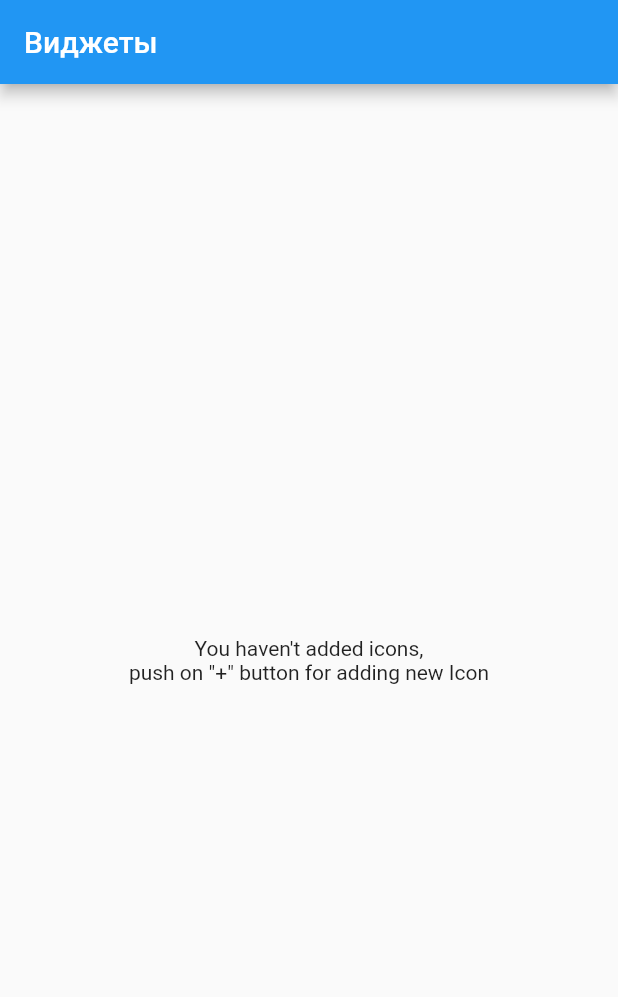
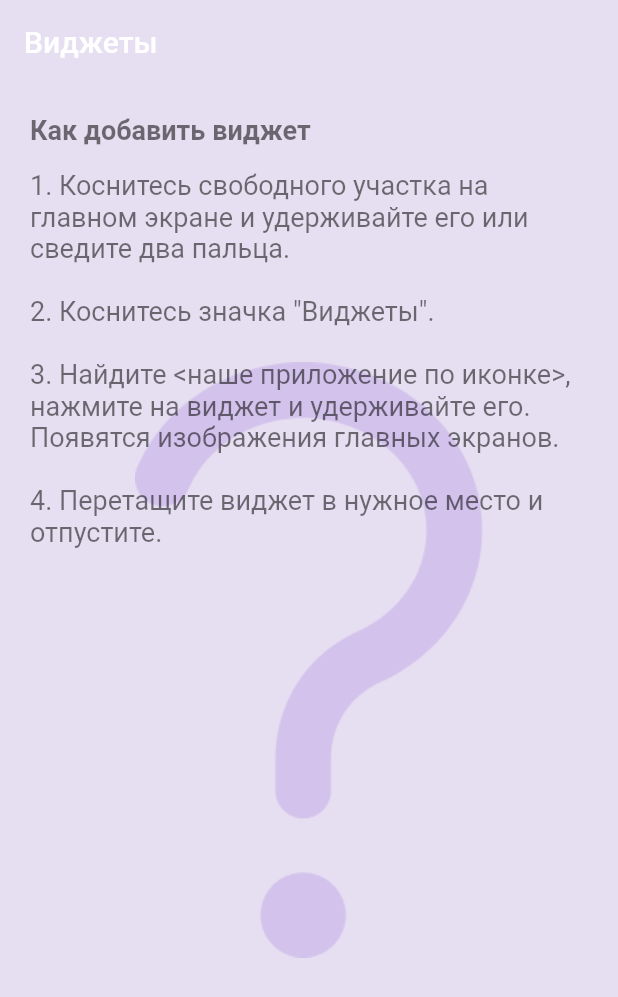
Before and after one commit to agaDeonix/flutter_widget_icon, a Flutter app: the screen it shows after launch, on a phone screen of 412 x 824 dp. Shown: the top 997 px of the screen. Run offline on Flutter 3.47's test engine with Material 2 defaults, Android fonts, the phone set to English and light mode, and no system bars; our stand-ins replace flutter_colorpicker, flutter_svg, image_picker, shared_preferences; missing offline and left inert: home_widget, receive_intent; statements that could not run were skipped.

Commit message:
started rework design;

```diff
--- a/lib/main.dart
+++ b/lib/main.dart
@@ -6,6 +6,8 @@ import 'package:widget_icon/ui/editWidget/edit_icon.dart';
 import 'package:widget_icon/ui/newWidget/new_icon.dart';
 import 'package:widget_icon/ui/splash/splash.dart';
 import 'package:widget_icon/ui/widgets_list/widgets_list.dart';
+
+import 'utils/Utils.dart';
 
 void main() {
   runApp(MyApp());
@@ -30,8 +32,15 @@ class _MyAppState extends State<MyApp> {
         '/edit': (context) => EditIconScreen(),
       },
       theme: ThemeData(
-        primarySwatch: Colors.blue,
+        primarySwatch: Utils.createMaterialColor(Color(0xFF8B56DD)),
+        scaffoldBackgroundColor: const Color(0xFFE6DFF1),
+        primaryTextTheme: TextTheme(
+          headline6: TextStyle(
+            color: Colors.black
+          )
+        )
       ),
     );
   }
+
 }
--- a/lib/ui/editWidget/edit_icon.dart
+++ b/lib/ui/editWidget/edit_icon.dart
@@ -195,6 +195,8 @@ class _EditIconScreenState extends State<EditIconScreen> {
         // Here we take the value from the MyHomePage object that was created by
         // the App.build method, and use it to set our appbar title.
         title: Text(Strings.ICON_EDIT_TITLE),
+        backgroundColor: const Color(0xFFE6DFF1),
+        elevation: 0,
         leading: IconButton(
           icon: Icon(_isConfig ? Icons.close_rounded : Icons.arrow_back, color: Colors.white),
           onPressed: () {
--- a/lib/ui/newWidget/new_icon.dart
+++ b/lib/ui/newWidget/new_icon.dart
@@ -1,3 +1,4 @@
+import 'dart:developer' as developer;
 import 'dart:io';
 
 import 'package:flutter/cupertino.dart';
@@ -9,12 +10,9 @@ import 'package:home_widget/home_widget.dart';
 import 'package:image_picker/image_picker.dart';
 import 'package:receive_intent/receive_intent.dart';
 import 'package:shared_preferences/shared_preferences.dart';
-import 'dart:developer' as developer;
-
 import 'package:widget_icon/utils/StringConstants.dart';
 
 class NewIconScreen extends StatefulWidget {
-
   const NewIconScreen({Key? key}) : super(key: key);
 
   @override
@@ -26,7 +24,6 @@ class NewIconArguments {
   bool isConfig;
 
   NewIconArguments(this.widgetId, this.isConfig);
-
 }
 
 class _NewIconScreenState extends State<NewIconScreen> {
@@ -56,6 +53,8 @@ class _NewIconScreenState extends State<NewIconScreen> {
     return Scaffold(
       appBar: AppBar(
         title: Text(Strings.ICON_NEW_TITLE),
+        backgroundColor: const Color(0xFFE6DFF1),
+        elevation: 0,
         leading: IconButton(
           icon: Icon(_isConfig ? Icons.close_rounded : Icons.arrow_back, color: Colors.white),
           onPressed: () {
--- a/lib/ui/widgets_list/widgets_list.dart
+++ b/lib/ui/widgets_list/widgets_list.dart
@@ -1,4 +1,5 @@
 import 'dart:io';
+
 import 'package:flutter/cupertino.dart';
 import 'package:flutter/foundation.dart';
 import 'package:flutter/material.dart';
@@ -7,6 +8,8 @@ import 'package:home_widget/home_widget.dart';
 import 'package:shared_preferences/shared_preferences.dart';
 import 'package:widget_icon/ui/editWidget/edit_icon.dart';
 import 'package:widget_icon/ui/newWidget/new_icon.dart';
+import 'package:widget_icon/utils/StringConstants.dart';
+import 'package:widget_icon/utils/Utils.dart';
 
 class WidgetsListScreen extends StatefulWidget {
   @override
@@ -118,6 +121,8 @@ class _WidgetsListScreenState extends State<WidgetsListScreen> {
         // Here we take the value from the MyHomePage object that was created by
         // the App.build method, and use it to set our appbar title.
         title: Text("Виджеты"),
+        backgroundColor: const Color(0xFFE6DFF1),
+        elevation: 0,
       ),
       body: Center(
         // Center is a layout widget. It takes a single child and positions it
@@ -151,7 +156,7 @@ class _WidgetsListScreenState extends State<WidgetsListScreen> {
           child: CircularProgressIndicator(
             strokeWidth: 5,
             backgroundColor: Colors.white,
-            valueColor: new AlwaysStoppedAnimation<Color>(Colors.blue),
+            valueColor: new AlwaysStoppedAnimation<Color>(Utils.createMaterialColor(Color(0xFF8B56DD))),
           ),
         ),
       ],
@@ -159,28 +164,25 @@ class _WidgetsListScreenState extends State<WidgetsListScreen> {
   }
 
   Widget _initEmpty() {
-    return Column(
-      // Column is also a layout widget. It takes a list of children and
-      // arranges them vertically. By default, it sizes itself to fit its
-      // children horizontally, and tries to be as tall as its parent.
-      //
-      // Invoke "debug painting" (press "p" in the console, choose the
-      // "Toggle Debug Paint" action from the Flutter Inspector in Android
-      // Studio, or the "Toggle Debug Paint" command in Visual Studio Code)
-      // to see the wireframe for each widget.
-      //
-      // Column has various properties to control how it sizes itself and
-      // how it positions its children. Here we use mainAxisAlignment to
-      // center the children vertically; the main axis here is the vertical
-      // axis because Columns are vertical (the cross axis would be
-      // horizontal).
-      mainAxisAlignment: MainAxisAlignment.center,
-      children: <Widget>[
-        Text(
-          'You haven\'t added icons,\npush on "+" button for adding new Icon',
-          textAlign: TextAlign.center,
+    return Container(
+      decoration: BoxDecoration(
+          image: DecorationImage(
+        image: AssetImage("assets/images/ic_empty_help.png"),
+        fit: BoxFit.scaleDown,
+      )),
+      child: Padding(
+        padding: const EdgeInsets.all(20.0),
+        child: Column(
+          mainAxisAlignment: MainAxisAlignment.start,
+          children: [
+            Align(alignment: Alignment.centerLeft, child: Text(Strings.EMPTY_TITLE, textAlign: TextAlign.left, style: const TextStyle(color: Colors.black54, fontSize: 18, fontWeight: FontWeight.bold))),
+            Padding(
+              padding: const EdgeInsets.only(top: 16.0),
+              child: Text(Strings.EMPTY_MESSAGE, textAlign: TextAlign.left, style: const TextStyle(color: Colors.black54, fontSize: 18)),
+            ),
+          ],
         ),
-      ],
+      ),
     );
   }
 
--- a/lib/utils/StringConstants.dart
+++ b/lib/utils/StringConstants.dart
@@ -23,4 +23,8 @@ class Strings {
   static const ICON_IMAGE_CHOOSE_SELECT = 'Выбрать';
 
   static const ICON_NEW_TITLE = "Новый виджет";
+
+  static const String EMPTY_TITLE = "Как добавить виджет";
+  static const String EMPTY_MESSAGE = "1. Коснитесь свободного участка на главном экране и удерживайте его или сведите два пальца.\n\n2. Коснитесь значка \"Виджеты\".\n\n3. Найдите <наше приложение по иконке>, нажмите на виджет и удерживайте его. Появятся изображения главных экранов.\n\n4. Перетащите виджет в нужное место и отпустите.";
+
 }
--- /dev/null
+++ b/lib/utils/Utils.dart
@@ -0,0 +1,26 @@
+
+import 'dart:ui';
+
+import 'package:flutter/material.dart';
+
+class Utils {
+  static MaterialColor createMaterialColor(Color color) {
+    List strengths = <double>[.05];
+    final swatch = <int, Color>{};
+    final int r = color.red, g = color.green, b = color.blue;
+
+    for (int i = 1; i < 10; i++) {
+      strengths.add(0.1 * i);
+    }
+    strengths.forEach((strength) {
+      final double ds = 0.5 - strength;
+      swatch[(strength * 1000).round()] = Color.fromRGBO(
+        r + ((ds < 0 ? r : (255 - r)) * ds).round(),
+        g + ((ds < 0 ? g : (255 - g)) * ds).round(),
+        b + ((ds < 0 ? b : (255 - b)) * ds).round(),
+        1,
+      );
+    });
+    return MaterialColor(color.value, swatch);
+  }
+}
```
Also changed, not shown: assets/images/ic_empty_help.png (added).
